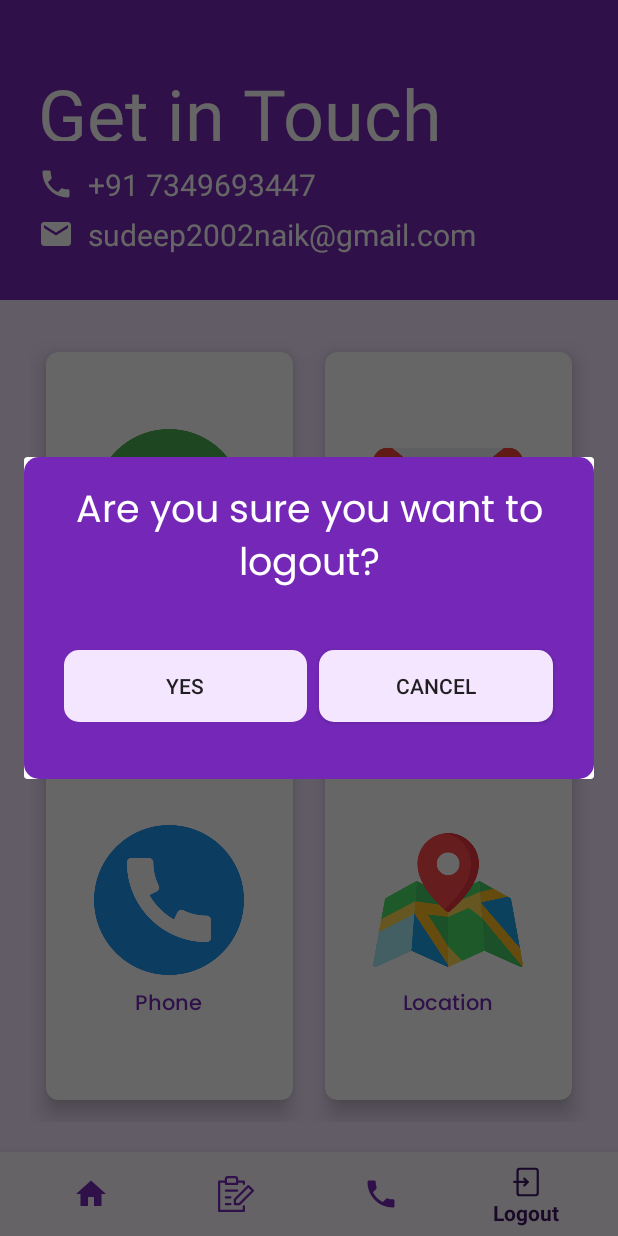
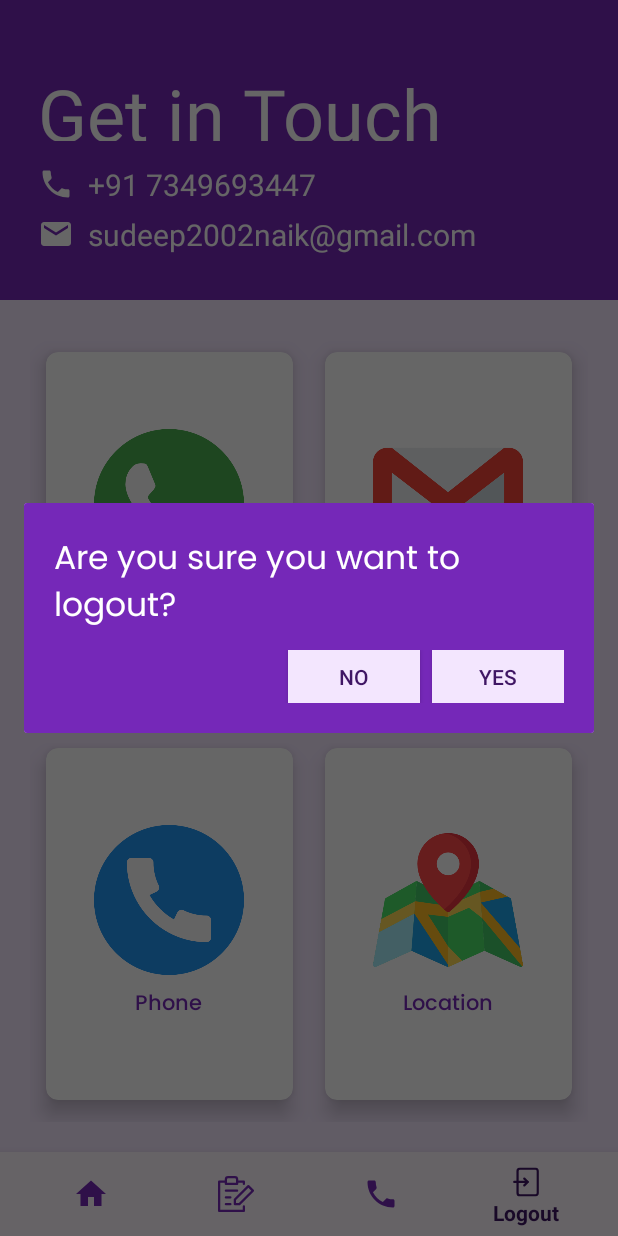
Before and after one commit to sudeepnn/mad, an Android app: the Homeuser screen opened directly, with no data from a screen before it, item 4 of the bottom bar chosen, on a phone screen of 412 x 824 dp. Run offline under Robolectric (Android 15) with nearby library versions, the phone set to English and light mode, and no system bars.

Commit message:
Modal changes

```diff
--- a/app/build.gradle
+++ b/app/build.gradle
@@ -30,6 +30,7 @@ android {
     }
     compileSdk 33
     buildToolsVersion '32.0.0'
+    namespace 'com.example.venuebooking'
 }
 
 dependencies {
--- a/app/src/main/AndroidManifest.xml
+++ b/app/src/main/AndroidManifest.xml
@@ -1,6 +1,5 @@
 <?xml version="1.0" encoding="utf-8"?>
-<manifest xmlns:android="http://schemas.android.com/apk/res/android"
-    package="com.example.venuebooking">
+<manifest xmlns:android="http://schemas.android.com/apk/res/android">
 
     <application
         android:allowBackup="true"
--- a/app/src/main/res/drawable/lightpurplebtn.xml
+++ b/app/src/main/res/drawable/lightpurplebtn.xml
@@ -1,5 +1,5 @@
 <?xml version="1.0" encoding="utf-8"?>
 <shape xmlns:android="http://schemas.android.com/apk/res/android" >
     <solid android:color="@color/lightpurple"></solid>
-    <corners android:radius="10dp"></corners>
+    <corners android:radius="0dp"></corners>
 </shape>
--- a/app/src/main/res/drawable/logoutbtns.xml
+++ b/app/src/main/res/drawable/logoutbtns.xml
@@ -1,5 +1,5 @@
 <?xml version="1.0" encoding="utf-8"?>
 <shape xmlns:android="http://schemas.android.com/apk/res/android">
     <solid android:color="@color/lightpink"></solid>
-    <corners android:radius="10dp"></corners>
+    <corners android:radius="0dp"></corners>
 </shape>
--- a/app/src/main/res/layout/logout_modal.xml
+++ b/app/src/main/res/layout/logout_modal.xml
@@ -1,7 +1,7 @@
 <LinearLayout xmlns:android="http://schemas.android.com/apk/res/android"
     android:layout_width="350dp"
-    android:padding="8dp"
-    android:layout_height="200dp"
+    android:padding="20dp"
+    android:layout_height="wrap_content"
     android:background="@drawable/lightpurplebtn"
     android:orientation="vertical"
     >
@@ -9,38 +9,43 @@
     <TextView
         android:id="@+id/logout_message"
         android:layout_width="match_parent"
-        android:layout_height="89dp"
+        android:layout_height="wrap_content"
         android:fontFamily="@font/poppins_regular"
         android:text="Are you sure you want to logout?"
-        android:textAlignment="center"
+
         android:textColor="@color/white"
-        android:padding="8dp"
-        android:textSize="25dp" />
+
+        android:textSize="22dp" />
 
     <LinearLayout
+        android:layout_marginTop="10dp"
         android:layout_width="match_parent"
-        android:layout_height="111dp"
+        android:layout_height="wrap_content"
         android:layout_below="@+id/logout_message"
         android:layout_alignParentBottom="true"
-        android:layout_marginTop="0dp"
-        android:layout_marginBottom="-2dp"
-        android:gravity="center"
+
+
+
+        android:gravity="end"
         android:orientation="horizontal">
+        <Button
+            android:id="@+id/cancel_button"
+            android:layout_marginEnd="8dp"
+            android:layout_width="wrap_content"
+            android:layout_height="35dp"
+            android:background="@drawable/logoutbtns"
+            android:textColor="@color/darkpurple"
+            android:text="No" />
+        <Button
 
-        <Button
-            android:layout_marginEnd="8dp"
             android:id="@+id/logout_button"
-            android:layout_width="162dp"
-            android:layout_height="wrap_content"
+            android:layout_width="wrap_content"
+            android:textColor="@color/darkpurple"
+            android:layout_height="35dp"
             android:background="@drawable/logoutbtns"
             android:text="Yes" />
 
-        <Button
-            android:id="@+id/cancel_button"
-            android:layout_width="156dp"
-            android:layout_height="wrap_content"
-            android:background="@drawable/logoutbtns"
-            android:text="Cancel" />
+
     </LinearLayout>
 
 </LinearLayout>
--- a/build.gradle
+++ b/build.gradle
@@ -5,7 +5,7 @@ buildscript {
         mavenCentral()
     }
     dependencies {
-        classpath 'com.android.tools.build:gradle:7.3.1'
+        classpath 'com.android.tools.build:gradle:8.0.0'
 
         // NOTE: Do not place your application dependencies here; they belong
         // in the individual module build.gradle files
--- a/gradle.properties
+++ b/gradle.properties
@@ -6,6 +6,9 @@
 # http://www.gradle.org/docs/current/userguide/build_environment.html
 # Specifies the JVM arguments used for the daemon process.
 # The setting is particularly useful for tweaking memory settings.
+android.defaults.buildfeatures.buildconfig=true
+android.nonFinalResIds=false
+android.nonTransitiveRClass=false
 org.gradle.jvmargs=-Xmx2048m -Dfile.encoding=UTF-8
 # When configured, Gradle will run in incubating parallel mode.
 # This option should only be used with decoupled projects. More details, visit
```
Also changed, not shown: gradle/wrapper/gradle-wrapper.properties.
